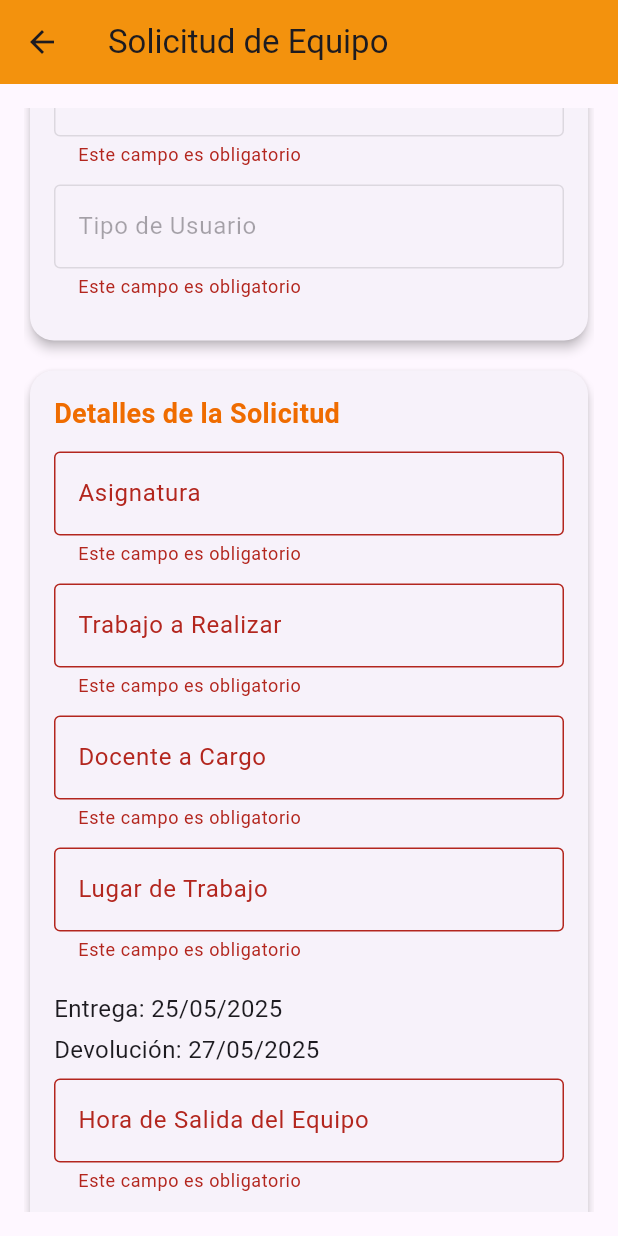
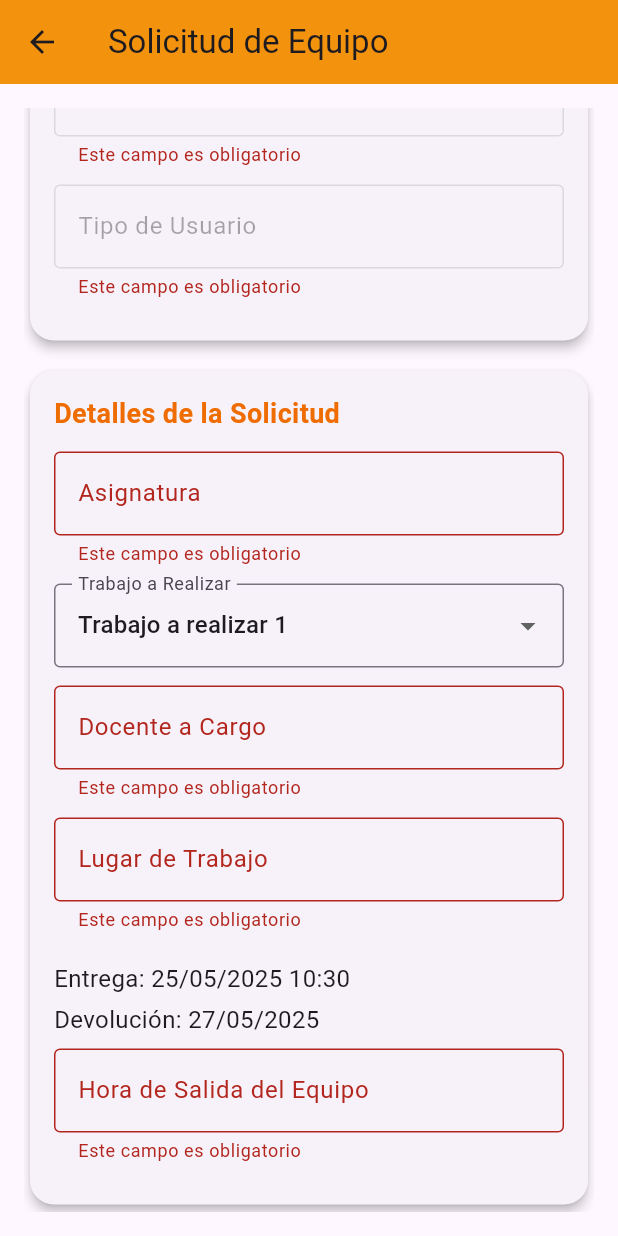
Before and after one commit to Kenss12345/app_comu, a Flutter app: the SolicitudEquiposScreen screen opened by its route, scrolled down 359 dp, after a tap on "Enviar Solicitud", on a phone screen of 412 x 824 dp. Run offline on Flutter 3.47's test engine with Material 3 defaults, Android fonts, the phone set to English and light mode, and no system bars; our stand-ins replace carousel_slider, cloud_firestore, firebase_auth, firebase_core, google_maps_flutter, google_sign_in; missing offline and left inert: mailer; accounts and stored records are empty.

Commit message:
Implementación de tipo de trabajo mediante un desplegable

```diff
--- a/lib/screens/solicitud_equipos_screen.dart
+++ b/lib/screens/solicitud_equipos_screen.dart
@@ -27,6 +27,7 @@ class _SolicitudEquiposScreenState extends State<SolicitudEquiposScreen> {
   String emailUsuario = "";
   String fechaPrestamo = "";
   String fechaDevolucion = "";
+  String? trabajoSeleccionado = 'Trabajo a realizar 1';
   bool isLoading = true;
   bool _enviando = false;
 
@@ -43,15 +44,24 @@ class _SolicitudEquiposScreenState extends State<SolicitudEquiposScreen> {
   void initState() {
     super.initState();
     _cargarDatosUsuario();
-    _calcularFechas();
+    _ajustarFechasPorTrabajo(trabajoSeleccionado ?? trabajos.first['nombre']);
   }
 
-  void _calcularFechas() {
-    final hoy = DateTime.now();
-    final dosDiasDespues = hoy.add(Duration(days: 2));
-    final format = DateFormat('dd/MM/yyyy');
-    fechaPrestamo = format.format(hoy);
-    fechaDevolucion = format.format(dosDiasDespues);
+  void _ajustarFechasPorTrabajo(String? trabajoNombre) {
+    final trabajo = trabajos.firstWhere((t) => t['nombre'] == trabajoNombre);
+    final ahora = DateTime.now();
+    final duracion = trabajo['duracion'] as Duration;
+    final fechaDevolucionDT = ahora.add(duracion);
+
+    final format = DateFormat('dd/MM/yyyy HH:mm');
+    fechaPrestamo = format.format(ahora);
+
+    if (duracion.inHours < 24) {
+      fechaDevolucion = format.format(fechaDevolucionDT);
+    } else {
+      final formatDay = DateFormat('dd/MM/yyyy');
+      fechaDevolucion = formatDay.format(fechaDevolucionDT);
+    }
   }
 
   Future<void> _cargarDatosUsuario() async {
@@ -73,6 +83,11 @@ class _SolicitudEquiposScreenState extends State<SolicitudEquiposScreen> {
 
   Future<void> _enviarSolicitud() async {
     setState(() => _enviando = true);
+
+      if (trabajoSeleccionado != null) {
+        _ajustarFechasPorTrabajo(trabajoSeleccionado);
+      }
+
 
       try {
         User? user = FirebaseAuth.instance.currentUser;
@@ -173,6 +188,25 @@ class _SolicitudEquiposScreenState extends State<SolicitudEquiposScreen> {
     }
   }
 
+  final List<Map<String, dynamic>> trabajos = [
+    {
+      'nombre': 'Trabajo a realizar 1',
+      'duracion': Duration(days: 2), // 2 días
+    },
+    {
+      'nombre': 'Trabajo a realizar 2',
+      'duracion': Duration(hours: 5), // 5 horas
+    },
+    {
+      'nombre': 'Trabajo a realizar 3',
+      'duracion': Duration(days: 1), // 1 día
+    },
+    {
+      'nombre': 'Trabajo a realizar 4',
+      'duracion': Duration(days: 5), // 5 días
+    },
+  ];
+
   @override
   Widget build(BuildContext context) {
     return Stack(
@@ -210,7 +244,37 @@ class _SolicitudEquiposScreenState extends State<SolicitudEquiposScreen> {
                             title: "Detalles de la Solicitud",
                             children: [
                               _buildTextField(label: "Asignatura", controller: asignaturaController),
-                              _buildTextField(label: "Trabajo a Realizar", controller: trabajoController),
+
+                              Padding(
+                                padding: const EdgeInsets.only(bottom: 12),
+                                child: DropdownButtonFormField<String>(
+                                  value: trabajoSeleccionado,
+                                  decoration: const InputDecoration(
+                                    labelText: "Trabajo a Realizar",
+                                    border: OutlineInputBorder(),
+                                  ),
+                                  items: trabajos.map((t) {
+                                    return DropdownMenuItem<String>(
+                                      value: t['nombre'] as String,
+                                      child: Text(t['nombre'] as String),
+                                    );
+                                  }).toList(),
+                                  onChanged: (value) {
+                                    setState(() {
+                                      trabajoSeleccionado = value;
+                                      _ajustarFechasPorTrabajo(value);
+                                      trabajoController.text = value ?? "";
+                                    });
+                                  },
+                                  validator: (value) {
+                                    if (value == null || value.isEmpty) {
+                                      return "Selecciona el trabajo a realizar";
+                                    }
+                                    return null;
+                                  },
+                                ),
+                              ),
+
                               _buildTextField(label: "Docente a Cargo", controller: docenteController),
                               _buildTextField(label: "Lugar de Trabajo", controller: lugarController),
                               Padding(
```
